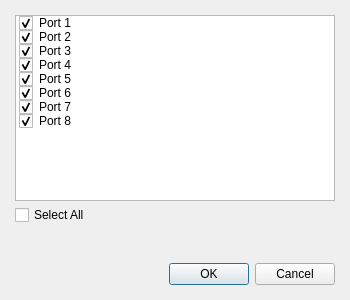
Before: the Qt Designer form getPortsDialog.ui in Terrabits/S2pExtractor, drawn with Qt 5.
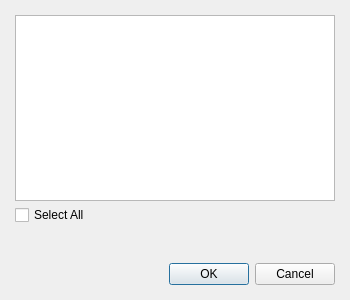
After: the same form once the commit is applied.

Commit message: Added a ton of stuff: Calibration, updated getCalibrationDialog, CalibrationWidgetMap, Ports, updated getPortsDialog, PortsWidgetMap, updated getFilenamesDialog, Data, etc etc

What changed in the file:
```diff
--- a/getPortsDialog.ui
+++ b/getPortsDialog.ui
@@ -34,70 +34,6 @@
      <property name="selectionMode">
       <enum>QAbstractItemView::NoSelection</enum>
      </property>
-     <item>
-      <property name="text">
-       <string>Port 1</string>
-      </property>
-      <property name="checkState">
-       <enum>Checked</enum>
-      </property>
-     </item>
-     <item>
-      <property name="text">
-       <string>Port 2</string>
-      </property>
-      <property name="checkState">
-       <enum>Checked</enum>
-      </property>
-     </item>
-     <item>
-      <property name="text">
-       <string>Port 3</string>
-      </property>
-      <property name="checkState">
-       <enum>Checked</enum>
-      </property>
-     </item>
-     <item>
-      <property name="text">
-       <string>Port 4</string>
-      </property>
-      <property name="checkState">
-       <enum>Checked</enum>
-      </property>
-     </item>
-     <item>
-      <property name="text">
-       <string>Port 5</string>
-      </property>
-      <property name="checkState">
-       <enum>Checked</enum>
-      </property>
-     </item>
-     <item>
-      <property name="text">
-       <string>Port 6</string>
-      </property>
-      <property name="checkState">
-       <enum>Checked</enum>
-      </property>
-     </item>
-     <item>
-      <property name="text">
-       <string>Port 7</string>
-      </property>
-      <property name="checkState">
-       <enum>Checked</enum>
-      </property>
-     </item>
-     <item>
-      <property name="text">
-       <string>Port 8</string>
-      </property>
-      <property name="checkState">
-       <enum>Checked</enum>
-      </property>
-     </item>
     </widget>
    </item>
    <item>
```
Left out of the diff: 6 changed lines with no effect on the pictures. The commit also changes 25 other files.
